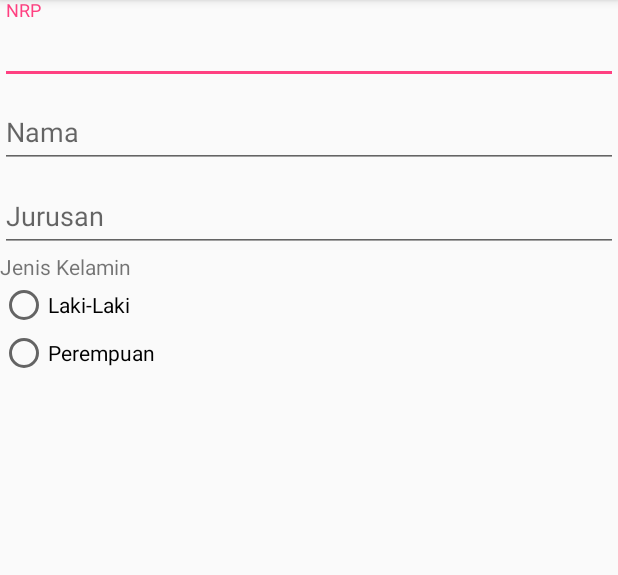
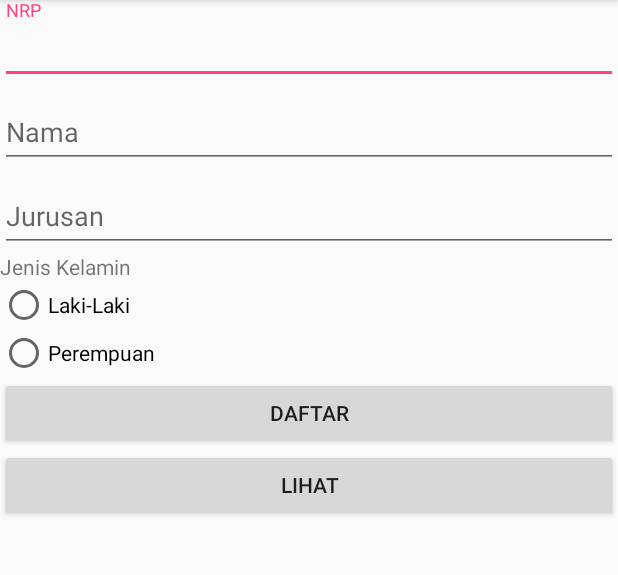
Before and after one commit to RachmanForniandi/Friendlist_Mahasiswa_ITS, an Android app: the screen it shows after launch (MainActivity), on a phone screen of 412 x 824 dp, the part 84-659 px from its top. Run offline under Robolectric (Android 15) with nearby library versions, the phone set to English and light mode, and no system bars; our stand-ins replace ButterKnife.

```diff
--- a/app/src/main/java/com/example/android/friendlist_mahasiswa_its/MainActivity.java
+++ b/app/src/main/java/com/example/android/friendlist_mahasiswa_its/MainActivity.java
@@ -21,7 +21,7 @@ import retrofit2.Retrofit;
 import retrofit2.converter.gson.GsonConverterFactory;
 
 public class MainActivity extends AppCompatActivity {
-    public static final String URL = "";
+    public static final String URL = "http://192.168.1.13/crud_android2/";
     private RadioButton radioJK_Btn;
     private ProgressDialog progress;
     String nrp,nama,jurusan;
@@ -31,9 +31,10 @@ public class MainActivity extends AppCompatActivity {
     @BindView(R.id.et_Nama)EditText editTextNama;
     @BindView(R.id.et_Jurusan)EditText editTextJurusan;
 
-    @OnClick(R.id.btn_Daftar)void daftar(){
+    @OnClick(com.example.android.friendlist_mahasiswa_its.R.id.btn_Daftar) void daftar(){
+
         //utk menampilkan progress dialog
-        progress =new ProgressDialog(this);
+        progress = new ProgressDialog(this);
         progress.setCancelable(false);
         progress.setMessage("Loading ...");
         progress.show();
@@ -43,6 +44,7 @@ public class MainActivity extends AppCompatActivity {
         jurusan = editTextJurusan.getText().toString();
 
         int selectedId = radioGroup.getCheckedRadioButtonId();
+
         radioJK_Btn = (RadioButton)findViewById(selectedId);
         String jenis_kelamin = radioJK_Btn.getText().toString();
 
@@ -70,7 +72,7 @@ public class MainActivity extends AppCompatActivity {
 
             @Override
             public void onFailure(Call<Value> call, Throwable t) {
-                t.getStackTrace();
+                t.printStackTrace();
                 progress.dismiss();
                 Toast.makeText(MainActivity.this,"Jaringan sedang error!",Toast.LENGTH_SHORT).show();
             }
--- a/app/src/main/java/com/example/android/friendlist_mahasiswa_its/api/RegisterAPI.java
+++ b/app/src/main/java/com/example/android/friendlist_mahasiswa_its/api/RegisterAPI.java
@@ -4,6 +4,7 @@ import com.example.android.friendlist_mahasiswa_its.model.Value;
 
 import retrofit2.Call;
 import retrofit2.http.Field;
+import retrofit2.http.FormUrlEncoded;
 import retrofit2.http.POST;
 
 /**
@@ -11,8 +12,9 @@ import retrofit2.http.POST;
  */
 
 public interface RegisterAPI {
+    @FormUrlEncoded
     @POST("insert.php")
-    Call<Value>daftar(@Field("nrp")String nrp,
+    Call<Value> daftar(@Field("nrp")String nrp,
                       @Field("nama")String nama,
                       @Field("jurusan")String jurusan,
                       @Field("jenis_kelamin")String jenis_kelamin);
--- a/app/src/main/res/layout/activity_main.xml
+++ b/app/src/main/res/layout/activity_main.xml
@@ -55,8 +55,8 @@
 
         <RadioGroup
             android:id="@+id/radio_JenisKelamin"
-            android:layout_width="wrap_content"
-            android:layout_height="match_parent">
+            android:layout_width="match_parent"
+            android:layout_height="wrap_content">
 
             <RadioButton
                 android:id="@+id/Laki_laki"
@@ -73,13 +73,13 @@
 
         <Button
             android:id="@+id/btn_Daftar"
-            android:layout_width="wrap_content"
+            android:layout_width="match_parent"
             android:layout_height="wrap_content"
             android:text="Daftar" />
 
         <Button
             android:id="@+id/btn_Lihat"
-            android:layout_width="wrap_content"
+            android:layout_width="match_parent"
             android:layout_height="wrap_content"
             android:text="Lihat" />
 
```
